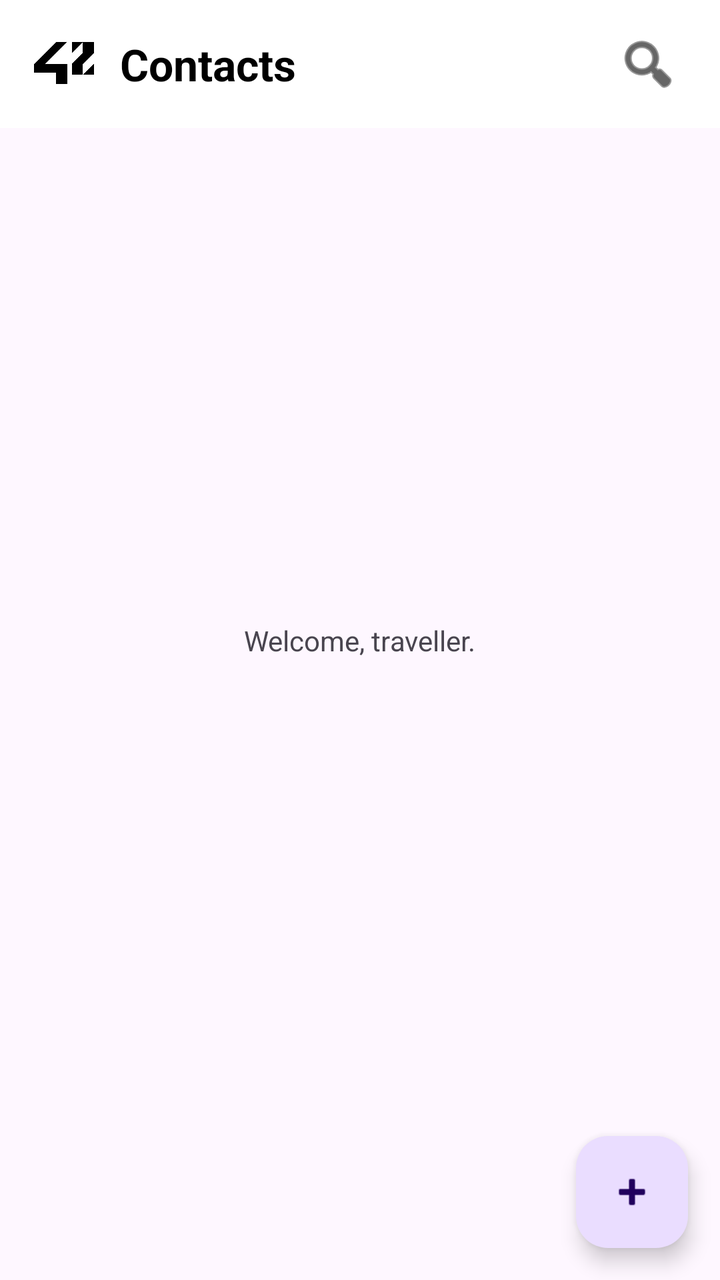
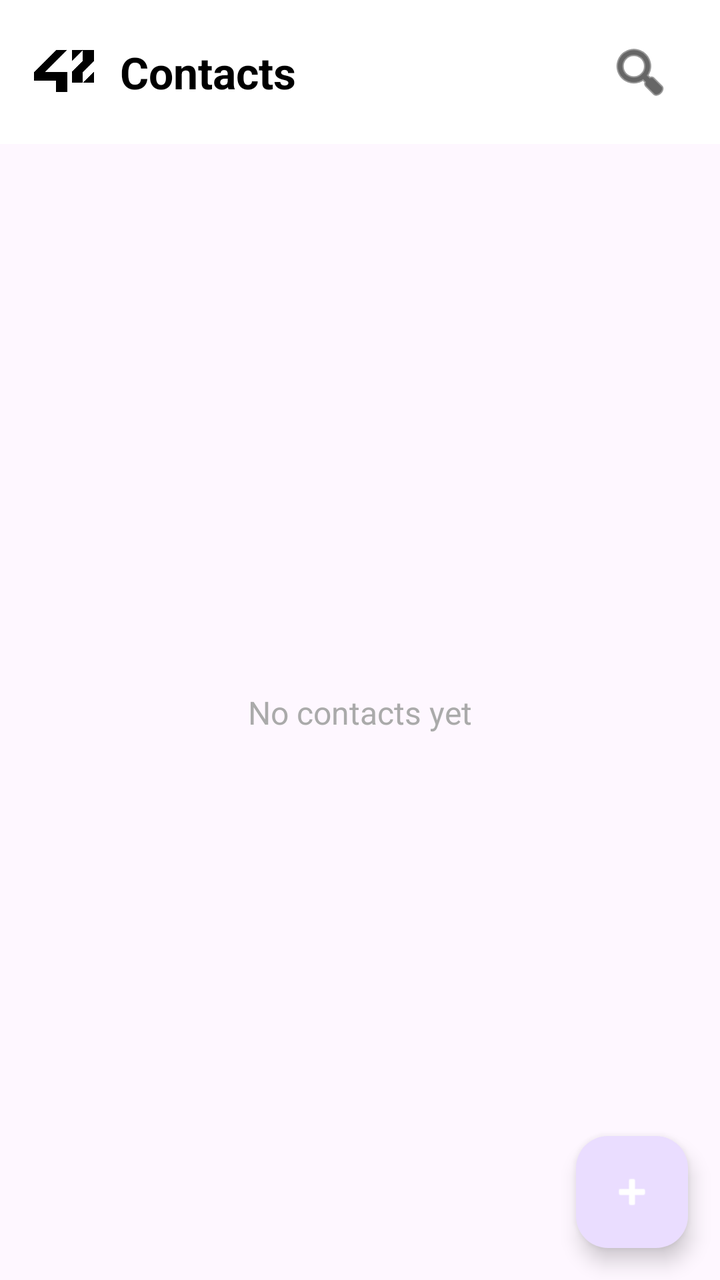

Two renders of the same Android screen: before a commit and after it. Below are the layout's source before the change and the commit's diff.
<!-- AndroidManifest.xml: application theme Theme.Ft_hangouts -->
<!-- res/layout/activity_main.xml -->
<?xml version="1.0" encoding="utf-8"?>
<androidx.constraintlayout.widget.ConstraintLayout xmlns:android="http://schemas.android.com/apk/res/android"
    xmlns:app="http://schemas.android.com/apk/res-auto"
    xmlns:tools="http://schemas.android.com/tools"
    android:id="@+id/main"
    android:layout_width="match_parent"
    android:layout_height="match_parent"
    tools:context=".ui.MainActivity">

    <LinearLayout
        android:id="@+id/header_bar"
        android:layout_width="0dp"
        android:layout_height="wrap_content"
        android:orientation="horizontal"
        android:gravity="center_vertical"
        android:paddingStart="16dp"
        android:paddingTop="12dp"
        android:paddingEnd="16dp"
        android:paddingBottom="12dp"
        android:background="@android:color/white"
        app:layout_constraintTop_toTopOf="parent"
        app:layout_constraintStart_toStartOf="parent"
        app:layout_constraintEnd_toEndOf="parent">

        <ImageView
            android:id="@+id/header_logo"
            android:layout_width="32dp"
            android:layout_height="32dp"
            android:contentDescription="@string/app_logo"
            app:tint="@null"
            android:src="@drawable/app_logo" />

        <TextView
            android:id="@+id/header_title"
            android:layout_width="0dp"
            android:layout_height="wrap_content"
            android:layout_marginStart="12dp"
            android:layout_weight="1"
            android:text="@string/app_name"
            android:textSize="22sp"
            android:textStyle="bold"
            android:textColor="@android:color/black" />

        <ImageButton
            android:id="@+id/search_button"
            android:layout_width="40dp"
            android:layout_height="40dp"
            android:background="?attr/selectableItemBackgroundBorderless"
            android:contentDescription="@string/search_contact"
            android:src="@android:drawable/ic_menu_search"
            app:tint="@android:color/black" />

    </LinearLayout>

    <TextView
        android:layout_width="wrap_content"
        android:layout_height="wrap_content"
        android:text="@string/Greet"
        app:layout_constraintBottom_toBottomOf="parent"
        app:layout_constraintEnd_toEndOf="parent"
        app:layout_constraintStart_toStartOf="parent"
        app:layout_constraintTop_toTopOf="parent" />

    <com.google.android.material.floatingactionbutton.FloatingActionButton
        android:id="@+id/add_button"
        android:layout_width="wrap_content"
        android:layout_height="wrap_content"
        android:layout_margin="16dp"
        android:src="@android:drawable/ic_input_add"
        android:contentDescription="@string/plus_icon"
        android:layout_marginEnd="339dp"
        android:layout_marginBottom="675dp"

        app:layout_constraintBottom_toBottomOf="parent"
        app:layout_constraintEnd_toEndOf="parent" />

</androidx.constraintlayout.widget.ConstraintLayout>
<!-- resources referenced by this layout -->
<resources>
  <!-- drawable app_logo: png bitmap (drawable, 6282 bytes) -->
  <string name="Greet">Welcome, traveller.</string>
  <string name="app_logo">42 icon</string>
  <string name="app_name">Contacts</string>
  <string name="plus_icon">Plus icon</string>
  <string name="search_contact">Search contact icon</string>
  <style name="Theme.Ft_hangouts" parent="Base.Theme.Ft_hangouts" />
  <style name="Base.Theme.Ft_hangouts" parent="Theme.Material3.DayNight.NoActionBar">
          
          
      </style>
</resources>

<!-- the commit's change to res/layout/activity_main.xml (unified diff, before → after) -->
@@ -43,8 +43,8 @@
 
         <ImageButton
             android:id="@+id/search_button"
-            android:layout_width="40dp"
-            android:layout_height="40dp"
+            android:layout_width="48dp"
+            android:layout_height="48dp"
             android:background="?attr/selectableItemBackgroundBorderless"
             android:contentDescription="@string/search_contact"
             android:src="@android:drawable/ic_menu_search"
@@ -53,13 +53,16 @@
     </LinearLayout>
 
     <TextView
+        android:id="@+id/empty_contacts_text"
         android:layout_width="wrap_content"
         android:layout_height="wrap_content"
-        android:text="@string/Greet"
+        android:text="@string/no_contacts_yet"
+        android:textSize="16sp"
+        android:textColor="@android:color/darker_gray"
+        app:layout_constraintTop_toBottomOf="@id/header_bar"
         app:layout_constraintBottom_toBottomOf="parent"
-        app:layout_constraintEnd_toEndOf="parent"
         app:layout_constraintStart_toStartOf="parent"
-        app:layout_constraintTop_toTopOf="parent" />
+        app:layout_constraintEnd_toEndOf="parent" />
 
     <com.google.android.material.floatingactionbutton.FloatingActionButton
         android:id="@+id/add_button"
@@ -70,8 +73,8 @@
         android:contentDescription="@string/plus_icon"
         android:layout_marginEnd="339dp"
         android:layout_marginBottom="675dp"
-
         app:layout_constraintBottom_toBottomOf="parent"
-        app:layout_constraintEnd_toEndOf="parent" />
+        app:layout_constraintEnd_toEndOf="parent"
+        app:tint="@android:color/white" />
 
 </androidx.constraintlayout.widget.ConstraintLayout>
<!-- resource entries referenced after the edit -->
@@ -1,11 +1,11 @@
 <!-- resources referenced by this layout -->
 <resources>
   <!-- drawable app_logo: png bitmap (drawable, 6282 bytes) -->
-  <string name="Greet">Welcome, traveller.</string>
   <string name="app_logo">42 icon</string>
   <string name="app_name">Contacts</string>
-  <string name="plus_icon">Plus icon</string>
-  <string name="search_contact">Search contact icon</string>
+  <string name="no_contacts_yet">No contacts yet</string>
+  <string name="plus_icon">Add a contact</string>
+  <string name="search_contact">Search contact</string>
   <style name="Theme.Ft_hangouts" parent="Base.Theme.Ft_hangouts" />
   <style name="Base.Theme.Ft_hangouts" parent="Theme.Material3.DayNight.NoActionBar">
           
